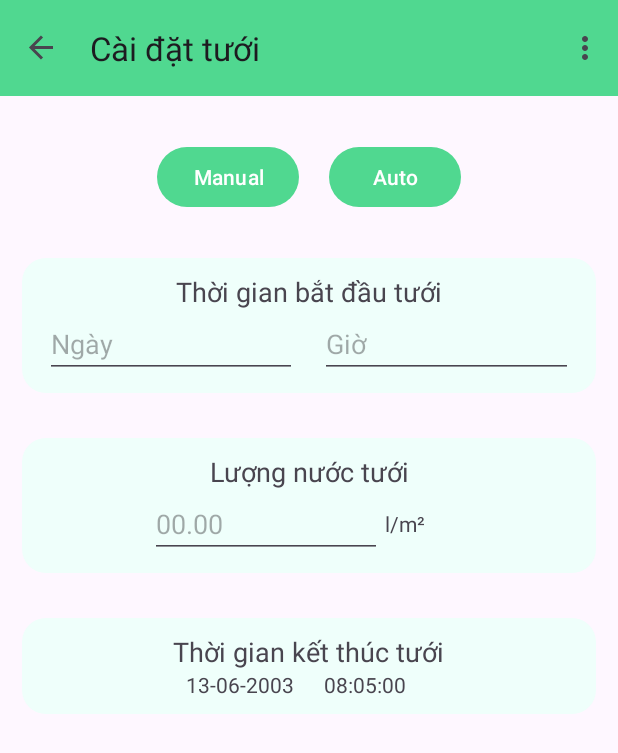
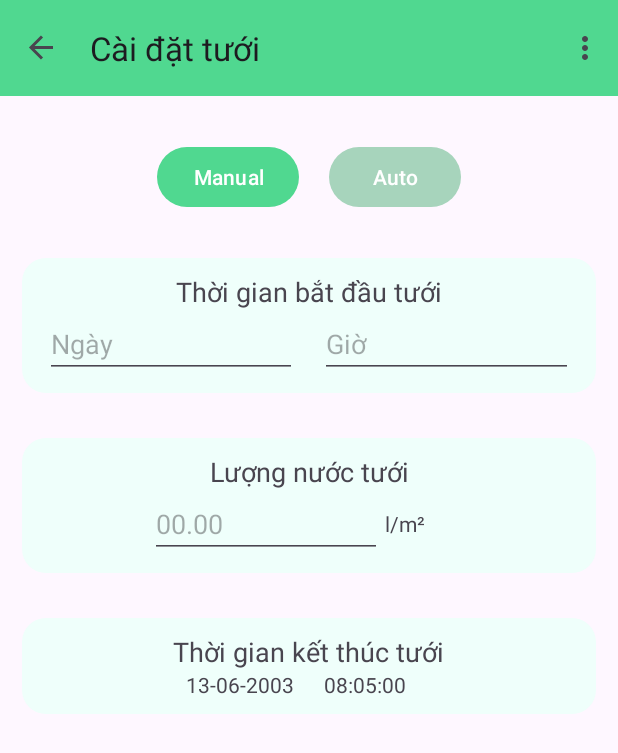
Before and after one commit to conechmuadong/introvert-garden, an Android app: the IrrigationSettingFragment screen opened through its navigation route, after a tap on "Manual", on a phone screen of 412 x 824 dp. Shown: the top 753 px of the screen. Run offline under Robolectric (Android 15) with nearby library versions, the phone set to English and light mode, and no system bars; our stand-ins replace navigation-ui.

Commit message:
got irrigation data from firebase

```diff
--- a/app/app/src/main/java/ie/app/fragments/BaseFragment.java
+++ b/app/app/src/main/java/ie/app/fragments/BaseFragment.java
@@ -6,6 +6,6 @@ import ie.app.models.Field;
 import ie.app.models.User;
 
 public class BaseFragment extends Fragment {
-    User user;
-    Field field = new Field();
+    static User user;
+    static Field field = new Field();
 }
--- a/app/app/src/main/java/ie/app/fragments/IrrigationSettingFragment.java
+++ b/app/app/src/main/java/ie/app/fragments/IrrigationSettingFragment.java
@@ -1,8 +1,12 @@
 package ie.app.fragments;
 
 import android.app.DatePickerDialog;
+import android.app.ProgressDialog;
 import android.app.TimePickerDialog;
+import android.content.Context;
+import android.os.AsyncTask;
 import android.os.Bundle;
+import android.util.Log;
 import android.view.LayoutInflater;
 import android.view.View;
 import android.view.ViewGroup;
@@ -14,14 +18,17 @@ import androidx.fragment.app.Fragment;
 
 import java.util.Calendar;
 
+import ie.app.R;
+import ie.app.api.FirebaseAPI;
 import ie.app.databinding.FragmentIrrigationSettingBinding;
 import ie.app.main.MainActivity;
+import ie.app.models.IrrigationInformation;
 
 enum Mode {
     MANUAL,
     AUTO
 }
-public class IrrigationSettingFragment extends Fragment {
+public class IrrigationSettingFragment extends BaseFragment {
 
     private FragmentIrrigationSettingBinding binding;
     private Mode mode = Mode.AUTO;
@@ -32,7 +39,23 @@ public class IrrigationSettingFragment extends Fragment {
             Bundle savedInstanceState
     ) {
 
+        Log.v("Irrigation Setting", field.irrigationInformation.toString());
         binding = FragmentIrrigationSettingBinding.inflate(inflater, container, false);
+        mode = field.irrigationInformation.isIrrigationCheck() == true ? Mode.AUTO : Mode.MANUAL;
+        Log.v("Irrigation Setting", mode.toString());
+
+        if(mode == Mode.AUTO) {
+            binding.manualButton.setBackgroundColor(binding.manualButton.getContext().
+                    getResources().getColor(R.color.disable));
+            binding.autoButton.setBackgroundColor(binding.autoButton.getContext().
+                    getResources().getColor(R.color.colorPrimary));
+        } else {
+            binding.manualButton.setBackgroundColor(binding.manualButton.getContext().
+                    getResources().getColor(R.color.colorPrimary));
+            binding.autoButton.setBackgroundColor(binding.autoButton.getContext().
+                    getResources().getColor(R.color.disable));
+        }
+
         return binding.getRoot();
 
     }
@@ -45,6 +68,10 @@ public class IrrigationSettingFragment extends Fragment {
             public void onClick(View view) {
                 mode = Mode.MANUAL;
                 // set background
+                binding.manualButton.setBackgroundColor(binding.manualButton.getContext().
+                        getResources().getColor(R.color.colorPrimary));
+                binding.autoButton.setBackgroundColor(binding.autoButton.getContext().
+                        getResources().getColor(R.color.disable));
             }
         });
 
@@ -53,6 +80,10 @@ public class IrrigationSettingFragment extends Fragment {
             public void onClick(View view) {
                 mode = Mode.AUTO;
                 // set background
+                binding.manualButton.setBackgroundColor(binding.manualButton.getContext().
+                        getResources().getColor(R.color.disable));
+                binding.autoButton.setBackgroundColor(binding.autoButton.getContext().
+                        getResources().getColor(R.color.colorPrimary));
             }
         });
 
@@ -104,4 +135,5 @@ public class IrrigationSettingFragment extends Fragment {
         binding = null;
     }
 
+
 }
--- a/app/app/src/main/java/ie/app/models/Field.java
+++ b/app/app/src/main/java/ie/app/models/Field.java
@@ -4,6 +4,7 @@ public class Field {
 
     public String name;
     public MeasuredData measuredData = new MeasuredData();
+    public IrrigationInformation irrigationInformation = new IrrigationInformation();
 
     public void setName(String name) {
         this.name = name;
--- a/app/app/src/main/res/values/colors.xml
+++ b/app/app/src/main/res/values/colors.xml
@@ -3,5 +3,6 @@
     <color name="black">#FF000000</color>
     <color name="white">#FFFFFFFF</color>
     <color name="colorPrimary">#50D890</color>
+    <color name="disable">#A7D4BC</color>
     <color name="background">#EFFFFB</color>
 </resources>
```
Also changed, not shown: app/app/src/main/java/ie/app/api/FirebaseAPI.java (+27 -0 lines), app/app/src/main/java/ie/app/fragments/MeasuredDataFragment.java (+6 -2 lines), app/app/src/main/java/ie/app/models/IrrigationInformation.java (+37 -4 lines).
